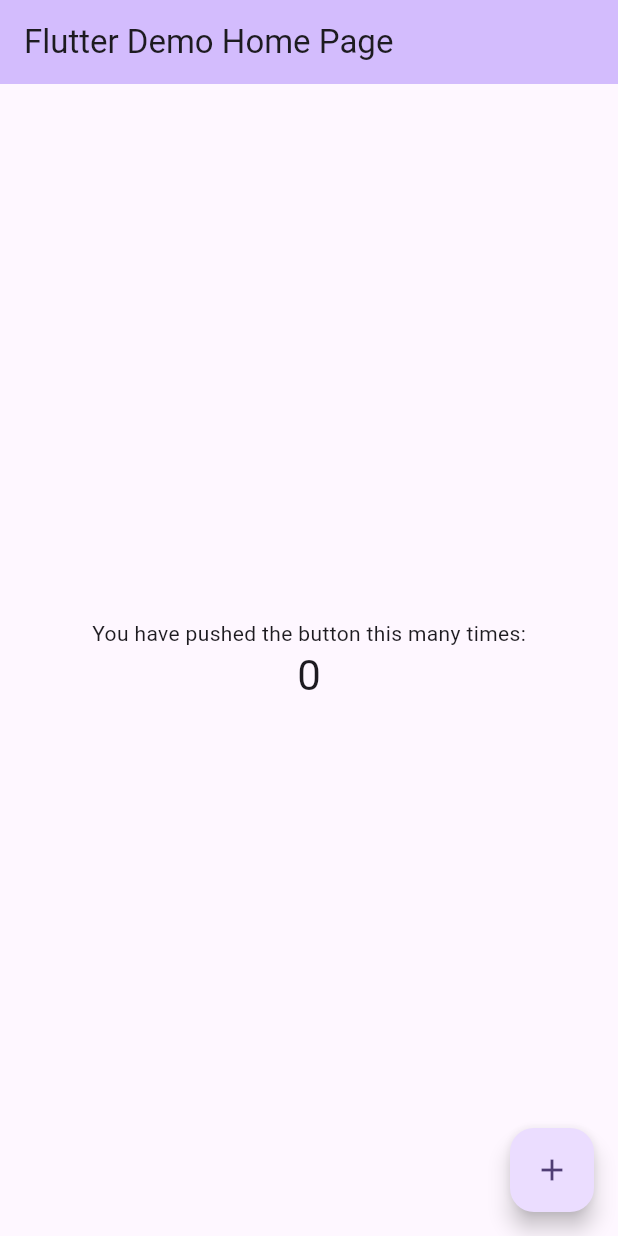
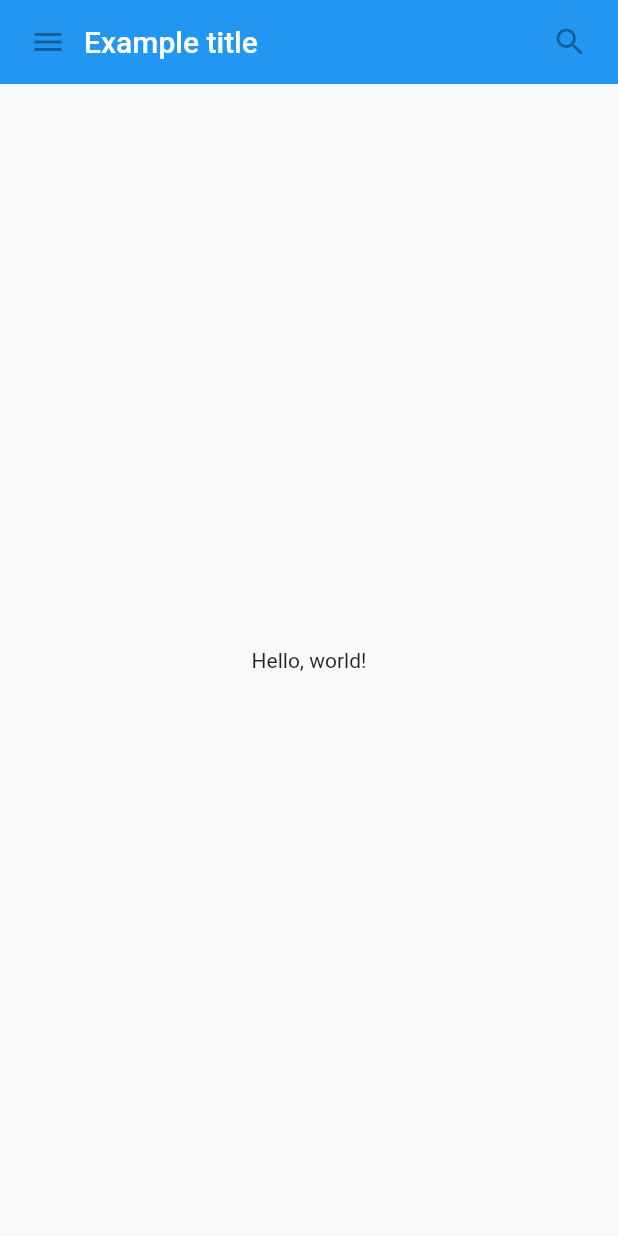
Before and after one commit to LieutPaul/Learning-Flutter, a Flutter app: the screen it shows after launch, on a phone screen of 412 x 824 dp. Run offline on Flutter 3.47's test engine with Material 2 defaults, Android fonts, the phone set to English and light mode, and no system bars.

Commit message:
Understood Container and Expanded

```diff
--- a/first_app/lib/main.dart
+++ b/first_app/lib/main.dart
@@ -1,125 +1,94 @@
 import 'package:flutter/material.dart';
 
-void main() {
-  runApp(const MyApp());
-}
+class MyAppBar extends StatelessWidget {
+  const MyAppBar(
+      {required this.title,
+      super.key}); // title is an argument passed to the function
 
-class MyApp extends StatelessWidget {
-  const MyApp({super.key});
+  final Widget title;
 
-  // This widget is the root of your application.
   @override
   Widget build(BuildContext context) {
-    return MaterialApp(
-      title: 'Flutter Demo',
-      theme: ThemeData(
-        // This is the theme of your application.
-        //
-        // TRY THIS: Try running your application with "flutter run". You'll see
-        // the application has a blue toolbar. Then, without quitting the app,
-        // try changing the seedColor in the colorScheme below to Colors.green
-        // and then invoke "hot reload" (save your changes or press the "hot
-        // reload" button in a Flutter-supported IDE, or press "r" if you used
-        // the command line to start the app).
-        //
-        // Notice that the counter didn't reset back to zero; the application
-        // state is not lost during the reload. To reset the state, use hot
-        // restart instead.
-        //
-        // This works for code too, not just values: Most code changes can be
-        // tested with just a hot reload.
-        colorScheme: ColorScheme.fromSeed(seedColor: Colors.deepPurple),
-        useMaterial3: true,
+    /*
+    The Container widget lets you create a rectangular visual element.
+    A container can be decorated with a BoxDecoration, such as a background, a border, or a shadow.
+    A Container can also have margins, padding, and constraints applied to its size
+    */
+
+    /*
+    The Expanded widget is used within a Row widget
+    to allocate any remaining space in the row to its child.
+    In this case, the Expanded widget wraps the title widget,
+    which occupies the available space in the row after the IconButton with the menu icon.
+    Since the title widget is wrapped in an Expanded widget,
+    the IconButton with the search icon is added as a child after the Expanded widget,
+    it will be positioned at the end of the row,
+    which is the right side in the default left-to-right layout of Flutter.
+    */
+
+    return Container(
+      height: 56.0, // in logical pixels
+      padding: const EdgeInsets.symmetric(horizontal: 8.0),
+      decoration: BoxDecoration(color: Colors.blue[500]),
+      // Row is a horizontal, linear layout.
+      child: Row(
+        children: [
+          const IconButton(
+            icon: Icon(Icons.menu),
+            tooltip: 'Navigation menu',
+            onPressed: null, // null disables the button
+          ),
+          Expanded(
+            child: title,
+          ),
+          const IconButton(
+            icon: Icon(Icons.search),
+            tooltip: 'Search',
+            onPressed: null,
+          ),
+        ],
       ),
-      home: const MyHomePage(title: 'Flutter Demo Home Page'),
     );
   }
 }
 
-class MyHomePage extends StatefulWidget {
-  const MyHomePage({super.key, required this.title});
-
-  // This widget is the home page of your application. It is stateful, meaning
-  // that it has a State object (defined below) that contains fields that affect
-  // how it looks.
-
-  // This class is the configuration for the state. It holds the values (in this
-  // case the title) provided by the parent (in this case the App widget) and
-  // used by the build method of the State. Fields in a Widget subclass are
-  // always marked "final".
-
-  final String title;
-
-  @override
-  State<MyHomePage> createState() => _MyHomePageState();
-}
-
-class _MyHomePageState extends State<MyHomePage> {
-  int _counter = 0;
-
-  void _incrementCounter() {
-    setState(() {
-      // This call to setState tells the Flutter framework that something has
-      // changed in this State, which causes it to rerun the build method below
-      // so that the display can reflect the updated values. If we changed
-      // _counter without calling setState(), then the build method would not be
-      // called again, and so nothing would appear to happen.
-      _counter++;
-    });
-  }
+class MyScaffold extends StatelessWidget {
+  const MyScaffold({super.key});
 
   @override
   Widget build(BuildContext context) {
-    // This method is rerun every time setState is called, for instance as done
-    // by the _incrementCounter method above.
-    //
-    // The Flutter framework has been optimized to make rerunning build methods
-    // fast, so that you can just rebuild anything that needs updating rather
-    // than having to individually change instances of widgets.
-    return Scaffold(
-      appBar: AppBar(
-        // TRY THIS: Try changing the color here to a specific color (to
-        // Colors.amber, perhaps?) and trigger a hot reload to see the AppBar
-        // change color while the other colors stay the same.
-        backgroundColor: Theme.of(context).colorScheme.inversePrimary,
-        // Here we take the value from the MyHomePage object that was created by
-        // the App.build method, and use it to set our appbar title.
-        title: Text(widget.title),
+    // Material is a conceptual piece
+    // of paper on which the UI appears.
+    return Material(
+      // Column is a vertical, linear layout.
+      child: Column(
+        children: [
+          MyAppBar(
+            title: Text(
+              'Example title',
+              style: Theme.of(context) //
+                  .primaryTextTheme
+                  .titleLarge,
+            ),
+          ),
+          const Expanded(
+            child: Center(
+              child: Text('Hello, world!'),
+            ),
+          ),
+        ],
       ),
-      body: Center(
-        // Center is a layout widget. It takes a single child and positions it
-        // in the middle of the parent.
-        child: Column(
-          // Column is also a layout widget. It takes a list of children and
-          // arranges them vertically. By default, it sizes itself to fit its
-          // children horizontally, and tries to be as tall as its parent.
-          //
-          // Column has various properties to control how it sizes itself and
-          // how it positions its children. Here we use mainAxisAlignment to
-          // center the children vertically; the main axis here is the vertical
-          // axis because Columns are vertical (the cross axis would be
-          // horizontal).
-          //
-          // TRY THIS: Invoke "debug painting" (choose the "Toggle Debug Paint"
-          // action in the IDE, or press "p" in the console), to see the
-          // wireframe for each widget.
-          mainAxisAlignment: MainAxisAlignment.center,
-          children: <Widget>[
-            const Text(
-              'You have pushed the button this many times:',
-            ),
-            Text(
-              '$_counter',
-              style: Theme.of(context).textTheme.headlineMedium,
-            ),
-          ],
-        ),
-      ),
-      floatingActionButton: FloatingActionButton(
-        onPressed: _incrementCounter,
-        tooltip: 'Increment',
-        child: const Icon(Icons.add),
-      ), // This trailing comma makes auto-formatting nicer for build methods.
     );
   }
 }
+
+void main() {
+  runApp(
+    const MaterialApp(
+      title: 'My app', // used by the OS task switcher
+      home: SafeArea(
+        child: MyScaffold(),
+      ),
+    ),
+  );
+}
--- a/first_app/pubspec.yaml
+++ b/first_app/pubspec.yaml
@@ -35,6 +35,7 @@ dependencies:
   # The following adds the Cupertino Icons font to your application.
   # Use with the CupertinoIcons class for iOS style icons.
   cupertino_icons: ^1.0.2
+  english_words: ^4.0.0
 
 dev_dependencies:
   flutter_test:
```
Also changed, not shown: first_app/pubspec.lock, 1 other file.
